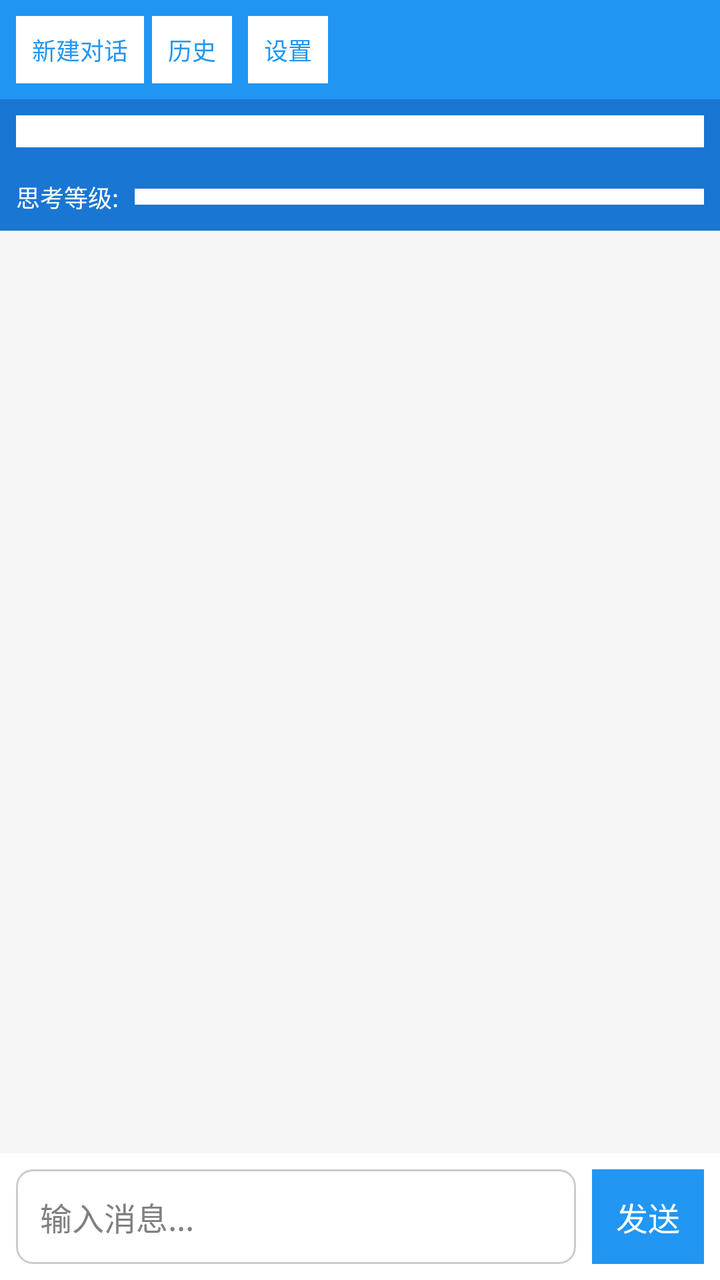
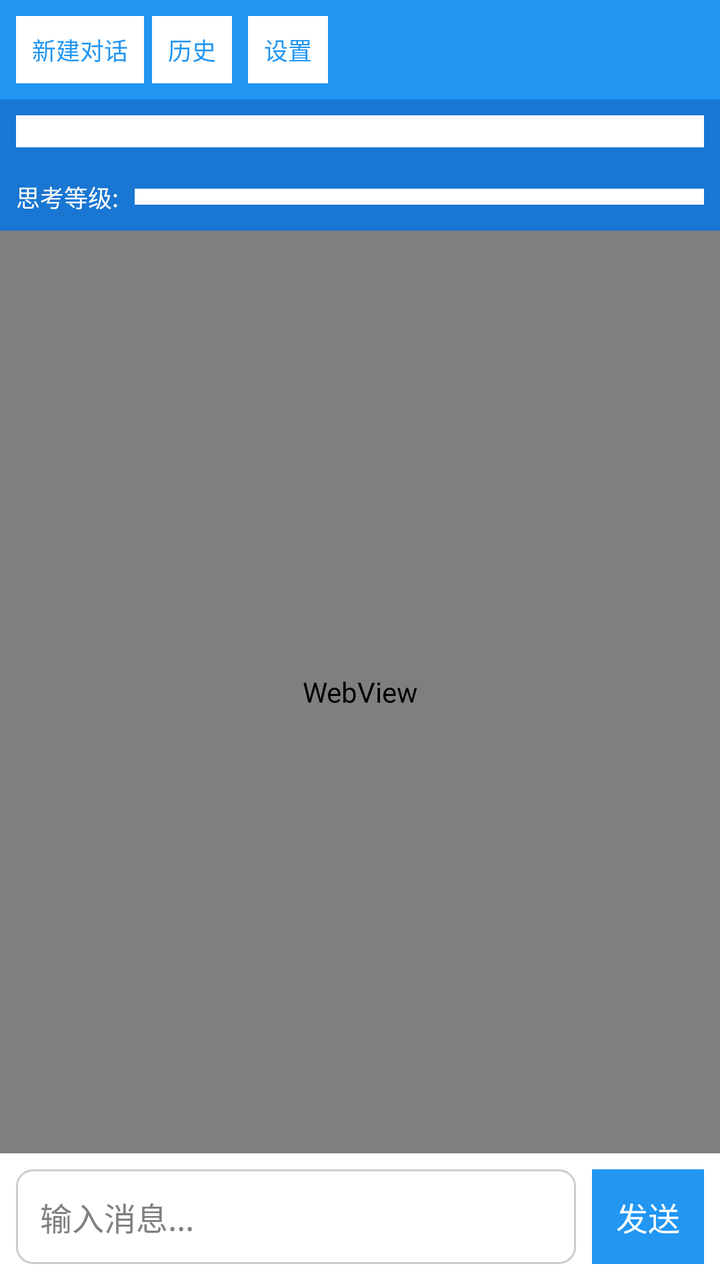

Compare the two renders of this Android layout. The source of the first and the diff that turns it into the second are given below.
<!-- AndroidManifest.xml: application theme AppTheme -->
<!-- res/layout/activity_main.xml -->
<?xml version="1.0" encoding="utf-8"?>
<LinearLayout xmlns:android="http://schemas.android.com/apk/res/android"
    android:orientation="vertical"
    android:background="@color/background"
    android:layout_width="match_parent"
    android:layout_height="match_parent">

    
    <LinearLayout
        android:gravity="center_vertical"
        android:orientation="horizontal"
        android:background="@color/primary"
        android:padding="8dp"
        android:layout_width="match_parent"
        android:layout_height="wrap_content">
        <Button
            android:textSize="12sp"
            android:textColor="@color/primary"
            android:id="@+id/new_conversation_button"
            android:background="@android:color/white"
            android:padding="8dp"
            android:layout_width="wrap_content"
            android:layout_height="wrap_content"
            android:layout_marginRight="4dp"
            android:text="@string/new_conversation"/>
        <Button
            android:textSize="12sp"
            android:textColor="@color/primary"
            android:id="@+id/history_button"
            android:background="@android:color/white"
            android:padding="8dp"
            android:layout_width="wrap_content"
            android:layout_height="wrap_content"
            android:layout_marginRight="8dp"
            android:text="@string/history"/>
        <Button
            android:textSize="12sp"
            android:textColor="@color/primary"
            android:id="@+id/settings_button"
            android:background="@android:color/white"
            android:padding="8dp"
            android:layout_width="wrap_content"
            android:layout_height="wrap_content"
            android:text="@string/settings"/>
    </LinearLayout>

    
    <LinearLayout
        android:gravity="center_vertical"
        android:orientation="horizontal"
        android:background="@color/primary_dark"
        android:padding="8dp"
        android:layout_width="match_parent"
        android:layout_height="wrap_content">
        <Spinner
            android:id="@+id/model_spinner"
            android:background="@android:color/white"
            android:padding="8dp"
            android:layout_width="match_parent"
            android:layout_height="wrap_content"/>
    </LinearLayout>

    
    <LinearLayout
        android:gravity="center_vertical"
        android:orientation="horizontal"
        android:background="@color/primary_dark"
        android:padding="8dp"
        android:layout_width="match_parent"
        android:layout_height="wrap_content">
        <TextView
            android:textSize="12sp"
            android:textColor="@android:color/white"
            android:layout_width="wrap_content"
            android:layout_height="wrap_content"
            android:text="思考等级:"/>
        <Spinner
            android:id="@+id/thinking_spinner"
            android:background="@android:color/white"
            android:padding="4dp"
            android:layout_width="0dp"
            android:layout_height="wrap_content"
            android:layout_marginLeft="8dp"
            android:layout_weight="1"/>
    </LinearLayout>

    
    <ListView
        android:id="@+id/message_list"
        android:padding="8dp"
        android:layout_width="match_parent"
        android:layout_height="0dp"
        android:stackFromBottom="true"
        android:transcriptMode="alwaysScroll"
        android:divider="@null"
        android:dividerHeight="0dp"
        android:layout_weight="1"/>

    
    <LinearLayout
        android:gravity="center_vertical"
        android:orientation="horizontal"
        android:background="@color/white"
        android:padding="8dp"
        android:layout_width="match_parent"
        android:layout_height="wrap_content">
        <EditText
            android:id="@+id/input_edit_text"
            android:background="@drawable/edit_text_background"
            android:padding="12dp"
            android:layout_width="0dp"
            android:layout_height="wrap_content"
            android:hint="@string/input_hint"
            android:maxLines="4"
            android:layout_weight="1"
            android:inputType="textMultiLine"/>
        <Button
            android:textColor="@android:color/white"
            android:id="@+id/send_button"
            android:background="@color/primary"
            android:padding="12dp"
            android:layout_width="wrap_content"
            android:layout_height="wrap_content"
            android:layout_marginLeft="8dp"
            android:text="@string/send"/>
    </LinearLayout>
</LinearLayout>
<!-- resources referenced by this layout -->
<resources>
  <color name="background">#f5f5f5</color>
  <color name="primary">#2196f3</color>
  <color name="primary_dark">#1976d2</color>
  <color name="white">#ffffff</color>
  <!-- drawable edit_text_background (drawable) -->
  <?xml version="1.0" encoding="utf-8"?>
  <shape xmlns:android="http://schemas.android.com/apk/res/android" android:shape="rectangle">
      <solid android:color="@android:color/white"/>
      <corners android:radius="8dp"/>
      <stroke android:width="1dp" android:color="@color/gray"/>
  </shape>
  <string name="history">历史</string>
  <string name="input_hint">输入消息...</string>
  <string name="new_conversation">新建对话</string>
  <string name="send">发送</string>
  <string name="settings">设置</string>
  <style name="AppTheme" parent="@android:style/Theme.Holo.Light">
          <item name="android:windowBackground">@color/background</item>
          <item name="android:actionBarStyle">@style/ActionBarStyle</item>
      </style>
  <color name="gray">#cccccc</color>
  <style name="ActionBarStyle" parent="@android:style/Widget.Holo.Light.ActionBar">
          <item name="android:background">@color/primary</item>
      </style>
</resources>

<!-- the commit's change to res/layout/activity_main.xml (unified diff, before → after) -->
@@ -85,15 +85,10 @@
     </LinearLayout>
 
     
-    <ListView
-        android:id="@+id/message_list"
-        android:padding="8dp"
+    <WebView
+        android:id="@+id/message_webview"
         android:layout_width="match_parent"
         android:layout_height="0dp"
-        android:stackFromBottom="true"
-        android:transcriptMode="alwaysScroll"
-        android:divider="@null"
-        android:dividerHeight="0dp"
         android:layout_weight="1"/>
 
     
